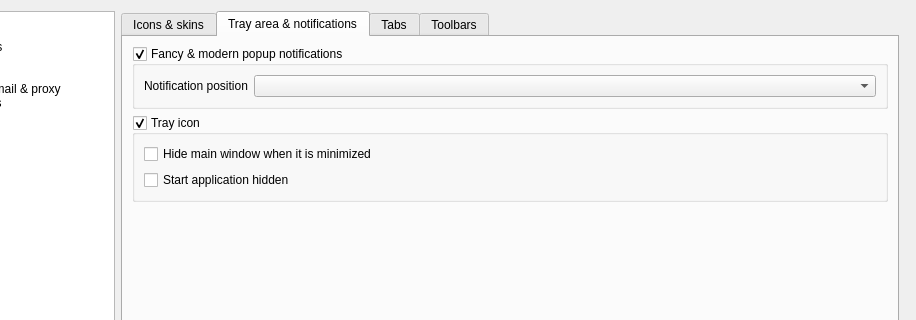
Before: the Qt Designer form src/gui/dialogs/formsettings.ui in martinrotter/rssguard, drawn with Qt 5; both pictures show x 116 to 1032 and y 0 to 320 of the 1032 by 498 pixel window.
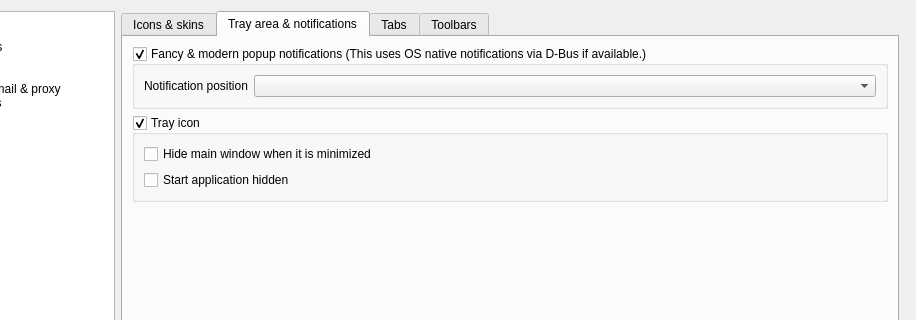
After: the same form once the commit is applied. The open tabs and pages were chosen to show the change. Custom widgets are drawn as their Qt base class.

Commit message: More polishing of D-Bus notifications.

Diff of the .ui file:
```diff
--- a/src/gui/dialogs/formsettings.ui
+++ b/src/gui/dialogs/formsettings.ui
@@ -638,7 +638,7 @@
            <item row="0" column="0" colspan="2">
             <widget class="QGroupBox" name="m_grpNotifications">
              <property name="title">
-              <string>Fancy &amp;&amp; modern popup notifications</string>
+              <string>Fancy &amp;&amp; modern popup notifications (This uses OS native notifications via D-Bus if available.)</string>
              </property>
              <property name="checkable">
               <bool>true</bool>
```
Left out of the diff: 4 changed lines with no effect on the pictures. The commit also changes 2 other files.
